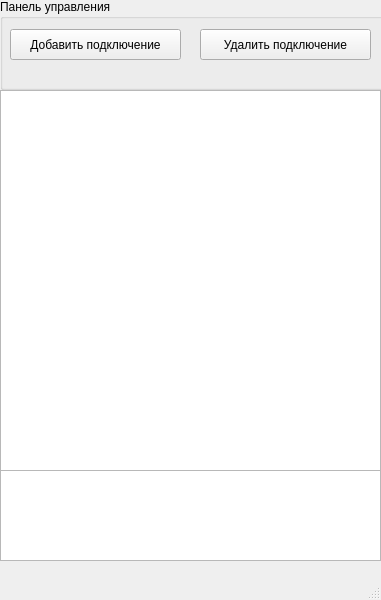
Old version of the form mainwindow.ui in the repository BlackSerperior6/Transformator.
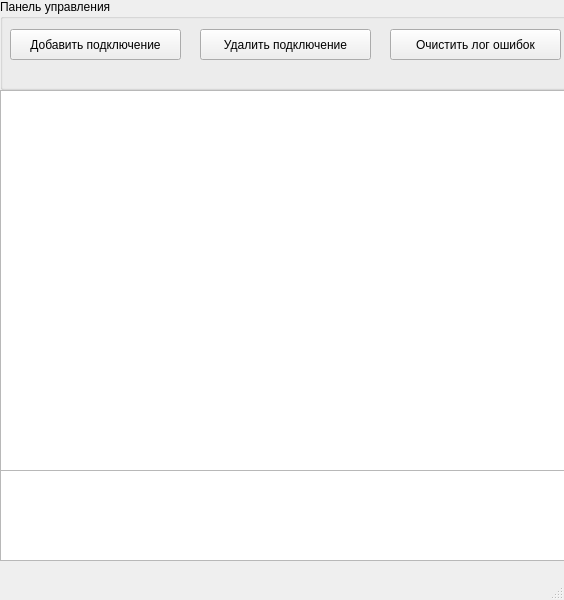
New version of the form.

Commit message: Кнопка очистки логов

```diff
--- a/mainwindow.ui
+++ b/mainwindow.ui
@@ -6,7 +6,7 @@
    <rect>
     <x>0</x>
     <y>0</y>
-    <width>381</width>
+    <width>564</width>
     <height>600</height>
    </rect>
   </property>
@@ -19,7 +19,7 @@
      <rect>
       <x>0</x>
       <y>90</y>
-      <width>381</width>
+      <width>571</width>
       <height>381</height>
      </rect>
     </property>
@@ -62,13 +62,26 @@
       <string>Удалить подключение</string>
      </property>
     </widget>
+    <widget class="QPushButton" name="ClearErrorLogsButton">
+     <property name="geometry">
+      <rect>
+       <x>390</x>
+       <y>30</y>
+       <width>171</width>
+       <height>31</height>
+      </rect>
+     </property>
+     <property name="text">
+      <string>Очистить лог ошибок</string>
+     </property>
+    </widget>
    </widget>
    <widget class="QListWidget" name="ErrorsLogs">
     <property name="geometry">
      <rect>
       <x>0</x>
       <y>470</y>
-      <width>381</width>
+      <width>571</width>
       <height>91</height>
      </rect>
     </property>
```
Left out of the diff: 2 changed lines with no effect on the pictures. The commit also changes 4 other files.
